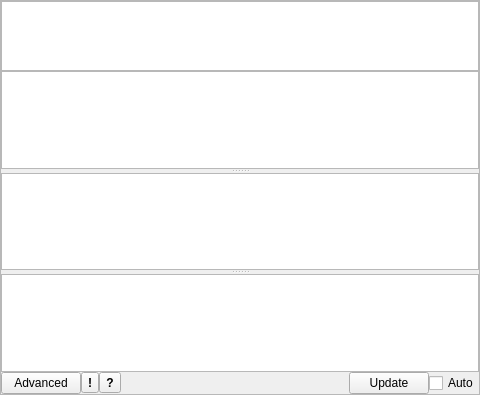
Old version of the form lib/util/generator/GeneratorTemplate.ui in the repository acq4/acq4.
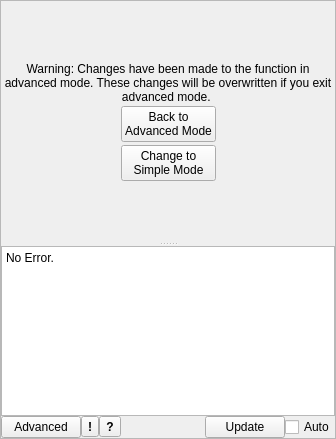
New version of the form. The open tabs and pages were chosen to show the change. Custom widgets are drawn as their Qt base class.

Patch:
```diff
--- a/lib/util/generator/GeneratorTemplate.ui
+++ b/lib/util/generator/GeneratorTemplate.ui
@@ -6,8 +6,8 @@
    <rect>
     <x>0</x>
     <y>0</y>
-    <width>480</width>
-    <height>395</height>
+    <width>336</width>
+    <height>439</height>
    </rect>
   </property>
   <property name="minimumSize">
@@ -19,7 +19,7 @@
   <property name="windowTitle">
    <string>Form</string>
   </property>
-  <layout class="QVBoxLayout" name="verticalLayout_4">
+  <layout class="QVBoxLayout" name="verticalLayout_5">
    <property name="spacing">
     <number>0</number>
    </property>
@@ -34,14 +34,15 @@
      <property name="frameShadow">
       <enum>QFrame::Raised</enum>
      </property>
-     <layout class="QVBoxLayout" name="verticalLayout">
-      <property name="spacing">
-       <number>0</number>
-      </property>
-      <property name="margin">
-       <number>0</number>
-      </property>
+     <layout class="QVBoxLayout" name="verticalLayout_4">
       <item>
+       <widget class="QSplitter" name="splitter">
+        <property name="orientation">
+         <enum>Qt::Vertical</enum>
+        </property>
+        <property name="childrenCollapsible">
+         <bool>false</bool>
+        </property>
        <widget class="QStackedWidget" name="stack">
         <property name="currentIndex">
          <number>0</number>
@@ -51,6 +52,9 @@
           <property name="spacing">
            <number>0</number>
           </property>
+           <property name="margin">
+            <number>0</number>
+           </property>
           <item>
            <widget class="ParameterTree" name="stimulusTree">
             <property name="headerHidden">
@@ -63,8 +67,106 @@
             </column>
            </widget>
           </item>
+          </layout>
+         </widget>
+         <widget class="QWidget" name="page_3">
+          <layout class="QGridLayout" name="gridLayout">
+           <item row="0" column="1">
+            <spacer name="verticalSpacer_2">
+             <property name="orientation">
+              <enum>Qt::Vertical</enum>
+             </property>
+             <property name="sizeHint" stdset="0">
+              <size>
+               <width>20</width>
+               <height>76</height>
+              </size>
+             </property>
+            </spacer>
+           </item>
+           <item row="1" column="0" colspan="3">
+            <widget class="QLabel" name="label">
+             <property name="text">
+              <string>Warning: Changes have been made to the function in advanced mode. These changes will be overwritten if you exit advanced mode. </string>
+             </property>
+             <property name="textFormat">
+              <enum>Qt::AutoText</enum>
+             </property>
+             <property name="alignment">
+              <set>Qt::AlignCenter</set>
+             </property>
+             <property name="wordWrap">
+              <bool>true</bool>
+             </property>
+            </widget>
+           </item>
+           <item row="2" column="0" rowspan="2">
+            <spacer name="horizontalSpacer">
+             <property name="orientation">
+              <enum>Qt::Horizontal</enum>
+             </property>
+             <property name="sizeHint" stdset="0">
+              <size>
+               <width>93</width>
+               <height>78</height>
+              </size>
+             </property>
+            </spacer>
+           </item>
+           <item row="2" column="1">
+            <widget class="QPushButton" name="forceAdvancedBtn">
+             <property name="text">
+              <string>Back to
+Advanced Mode</string>
+             </property>
+            </widget>
+           </item>
+           <item row="2" column="2" rowspan="2">
+            <spacer name="horizontalSpacer_3">
+             <property name="orientation">
+              <enum>Qt::Horizontal</enum>
+             </property>
+             <property name="sizeHint" stdset="0">
+              <size>
+               <width>92</width>
+               <height>78</height>
+              </size>
+             </property>
+            </spacer>
+           </item>
+           <item row="3" column="1">
+            <widget class="QPushButton" name="forceSimpleBtn">
+             <property name="text">
+              <string>Change to
+Simple Mode</string>
+             </property>
+            </widget>
+           </item>
+           <item row="4" column="1">
+            <spacer name="verticalSpacer">
+             <property name="orientation">
+              <enum>Qt::Vertical</enum>
+             </property>
+             <property name="sizeHint" stdset="0">
+              <size>
+               <width>20</width>
+               <height>75</height>
+              </size>
+             </property>
+            </spacer>
+           </item>
+          </layout>
+         </widget>
+         <widget class="QWidget" name="page_4">
+          <layout class="QVBoxLayout" name="verticalLayout">
+           <property name="spacing">
+            <number>0</number>
+           </property>
+           <property name="margin">
+            <number>0</number>
+           </property>
           <item>
-           <widget class="QSplitter" name="advSplitter">
+            <widget class="QSplitter" name="splitter_2">
             <property name="orientation">
              <enum>Qt::Vertical</enum>
             </property>
@@ -96,14 +198,6 @@
               </property>
              </column>
             </widget>
-            <widget class="QTextBrowser" name="errorText">
-             <property name="minimumSize">
-              <size>
-               <width>0</width>
-               <height>15</height>
-              </size>
-             </property>
-            </widget>
            </widget>
           </item>
          </layout>
@@ -133,32 +227,31 @@
             </property>
            </widget>
           </item>
-          <item>
-           <widget class="QTextBrowser" name="textBrowser_2">
+          </layout>
+         </widget>
+        </widget>
+        <widget class="QTextBrowser" name="errorText">
+         <property name="minimumSize">
+          <size>
+           <width>0</width>
+           <height>15</height>
+          </size>
+         </property>
             <property name="html">
              <string>&lt;!DOCTYPE HTML PUBLIC &quot;-//W3C//DTD HTML 4.0//EN&quot; &quot;http://www.w3.org/TR/REC-html40/strict.dtd&quot;&gt;
 &lt;html&gt;&lt;head&gt;&lt;meta name=&quot;qrichtext&quot; content=&quot;1&quot; /&gt;&lt;style type=&quot;text/css&quot;&gt;
 p, li { white-space: pre-wrap; }
 &lt;/style&gt;&lt;/head&gt;&lt;body style=&quot; font-family:'Ubuntu'; font-size:9pt; font-weight:400; font-style:normal;&quot;&gt;
-&lt;p style=&quot; margin-top:0px; margin-bottom:0px; margin-left:0px; margin-right:0px; -qt-block-indent:0; text-indent:0px;&quot;&gt;&lt;span style=&quot; font-family:'Sans Serif'; font-size:7pt; font-weight:600;&quot;&gt;Parameters&lt;/span&gt;&lt;span style=&quot; font-family:'Sans Serif'; font-size:7pt;&quot;&gt; are defined like:&lt;/span&gt;&lt;/p&gt;
-&lt;p style=&quot; margin-top:0px; margin-bottom:0px; margin-left:0px; margin-right:0px; -qt-block-indent:0; text-indent:0px;&quot;&gt;&lt;span style=&quot; font-family:'Sans Serif'; font-size:7pt;&quot;&gt;    parameter_name = value&lt;/span&gt;&lt;/p&gt;
-&lt;p style=&quot;-qt-paragraph-type:empty; margin-top:0px; margin-bottom:0px; margin-left:0px; margin-right:0px; -qt-block-indent:0; text-indent:0px; font-family:'Sans Serif'; font-size:7pt;&quot;&gt;&lt;/p&gt;
-&lt;p style=&quot; margin-top:0px; margin-bottom:0px; margin-left:0px; margin-right:0px; -qt-block-indent:0; text-indent:0px;&quot;&gt;&lt;span style=&quot; font-family:'Sans Serif'; font-size:7pt;&quot;&gt;Each parameter can be used in place of numerical values in the function. Parameters may also define a sequence of values like:&lt;/span&gt;&lt;/p&gt;
-&lt;p style=&quot; margin-top:0px; margin-bottom:0px; margin-left:0px; margin-right:0px; -qt-block-indent:0; text-indent:0px;&quot;&gt;&lt;span style=&quot; font-family:'Sans Serif'; font-size:7pt;&quot;&gt;    parameter_name = value; first:last/num&lt;/span&gt;&lt;/p&gt;
-&lt;p style=&quot; margin-top:0px; margin-bottom:0px; margin-left:0px; margin-right:0px; -qt-block-indent:0; text-indent:0px;&quot;&gt;&lt;span style=&quot; font-family:'Sans Serif'; font-size:7pt;&quot;&gt;    parameter_name = value; first:last:step&lt;/span&gt;&lt;/p&gt;
-&lt;p style=&quot;-qt-paragraph-type:empty; margin-top:0px; margin-bottom:0px; margin-left:0px; margin-right:0px; -qt-block-indent:0; text-indent:0px; font-family:'Sans Serif'; font-size:7pt;&quot;&gt;&lt;/p&gt;
-&lt;p style=&quot; margin-top:0px; margin-bottom:0px; margin-left:0px; margin-right:0px; -qt-block-indent:0; text-indent:0px;&quot;&gt;&lt;span style=&quot; font-family:'Sans Serif'; font-size:7pt;&quot;&gt;Optional arguments 'l' (log), 'r' (randomize) may be added at the end after a colon:&lt;/span&gt;&lt;/p&gt;
-&lt;p style=&quot; margin-top:0px; margin-bottom:0px; margin-left:0px; margin-right:0px; -qt-block-indent:0; text-indent:0px;&quot;&gt;&lt;span style=&quot; font-family:'Sans Serif'; font-size:7pt;&quot;&gt;    parameter_name = value; first:last/num:opts&lt;/span&gt;&lt;/p&gt;
-&lt;p style=&quot;-qt-paragraph-type:empty; margin-top:0px; margin-bottom:0px; margin-left:0px; margin-right:0px; -qt-block-indent:0; text-indent:0px; font-family:'Sans Serif'; font-size:7pt;&quot;&gt;&lt;/p&gt;&lt;/body&gt;&lt;/html&gt;</string>
-            </property>
-           </widget>
-          </item>
-         </layout>
+&lt;p style=&quot; margin-top:0px; margin-bottom:0px; margin-left:0px; margin-right:0px; -qt-block-indent:0; text-indent:0px;&quot;&gt;No Error.&lt;/p&gt;&lt;/body&gt;&lt;/html&gt;</string>
+         </property>
         </widget>
        </widget>
       </item>
       <item>
        <layout class="QHBoxLayout" name="horizontalLayout">
+        <property name="spacing">
+         <number>0</number>
+        </property>
         <item>
          <widget class="QPushButton" name="advancedBtn">
           <property name="text">
```
Left out of the diff: 63 changed lines with no effect on the pictures. Lines whose indentation alone changed are shown as unchanged.
